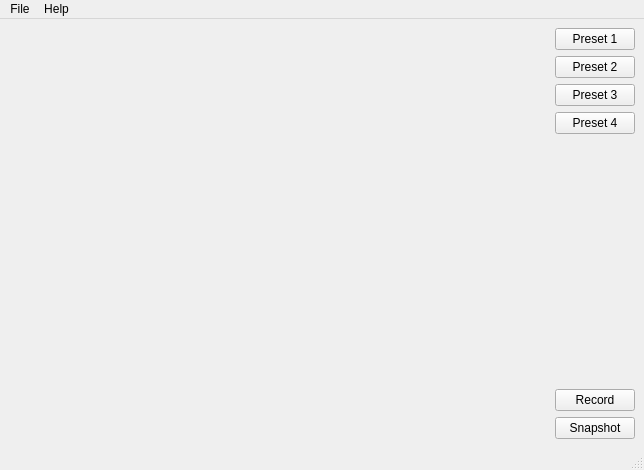
This is mainwindow2.ui in physiker-wfw/ONVIF_GUI_interface as Qt 5 draws it before an edit. The edited form follows.
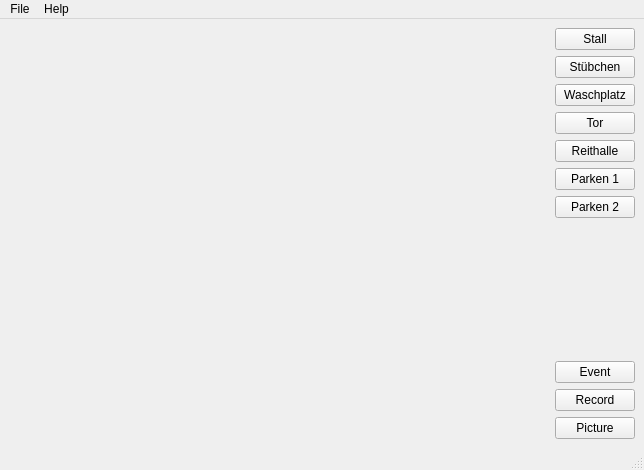
This is the edited form.

Commit message: with short sequence recording; 7 positions

What changed in the file:
```diff
--- a/mainwindow2.ui
+++ b/mainwindow2.ui
@@ -35,28 +35,49 @@
         <item>
          <widget class="QPushButton" name="pushButton1">
           <property name="text">
-           <string>Preset 1</string>
+           <string>Stall</string>
           </property>
          </widget>
         </item>
         <item>
          <widget class="QPushButton" name="pushButton2">
           <property name="text">
-           <string>Preset 2</string>
+           <string>Stübchen</string>
           </property>
          </widget>
         </item>
         <item>
          <widget class="QPushButton" name="pushButton3">
           <property name="text">
-           <string>Preset 3</string>
+           <string>Waschplatz</string>
           </property>
          </widget>
         </item>
         <item>
          <widget class="QPushButton" name="pushButton4">
           <property name="text">
-           <string>Preset 4</string>
+           <string>Tor</string>
+          </property>
+         </widget>
+        </item>
+        <item>
+         <widget class="QPushButton" name="pushButtonReithalle">
+          <property name="text">
+           <string>Reithalle</string>
+          </property>
+         </widget>
+        </item>
+        <item>
+         <widget class="QPushButton" name="pushButtonParken1">
+          <property name="text">
+           <string>Parken 1</string>
+          </property>
+         </widget>
+        </item>
+        <item>
+         <widget class="QPushButton" name="pushButtonParken2">
+          <property name="text">
+           <string>Parken 2</string>
           </property>
          </widget>
         </item>
@@ -74,7 +95,14 @@
          </spacer>
         </item>
         <item>
-         <widget class="QPushButton" name="pushButton">
+         <widget class="QPushButton" name="pushButtonTest">
+          <property name="text">
+           <string>Event</string>
+          </property>
+         </widget>
+        </item>
+        <item>
+         <widget class="QPushButton" name="pushButtonRecord">
           <property name="text">
            <string>Record</string>
           </property>
@@ -83,7 +111,7 @@
         <item>
          <widget class="QPushButton" name="pushButtonSnapshot">
           <property name="text">
-           <string>Snapshot</string>
+           <string>Picture</string>
           </property>
          </widget>
         </item>
```
The commit also changes 2 other files.
